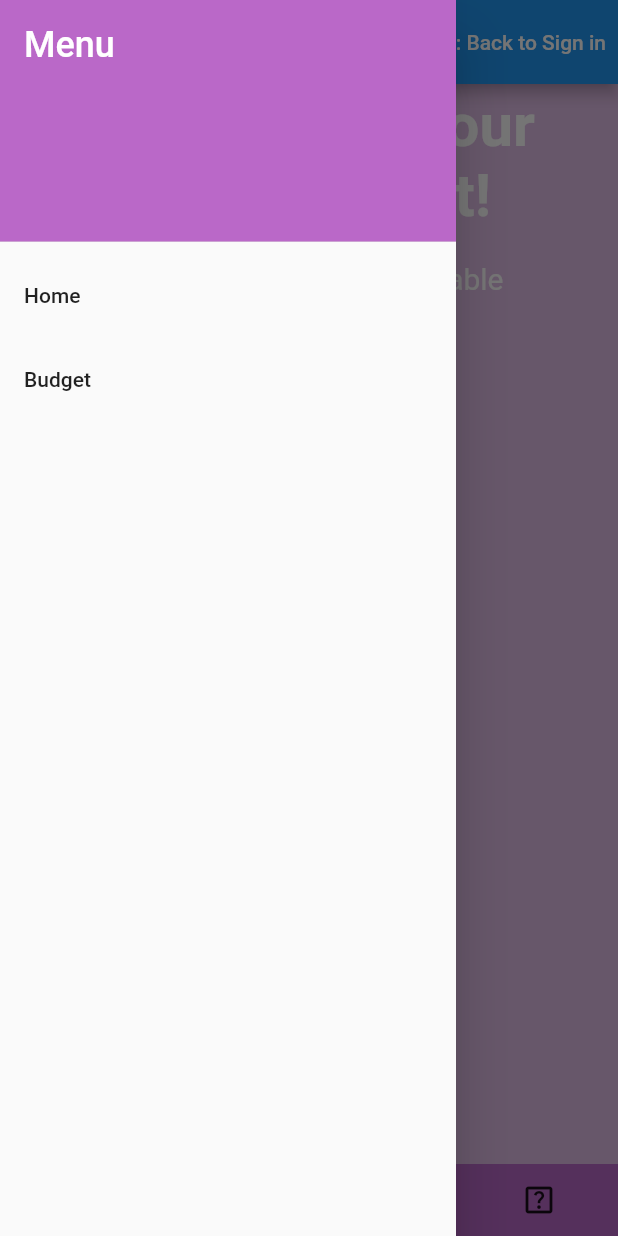
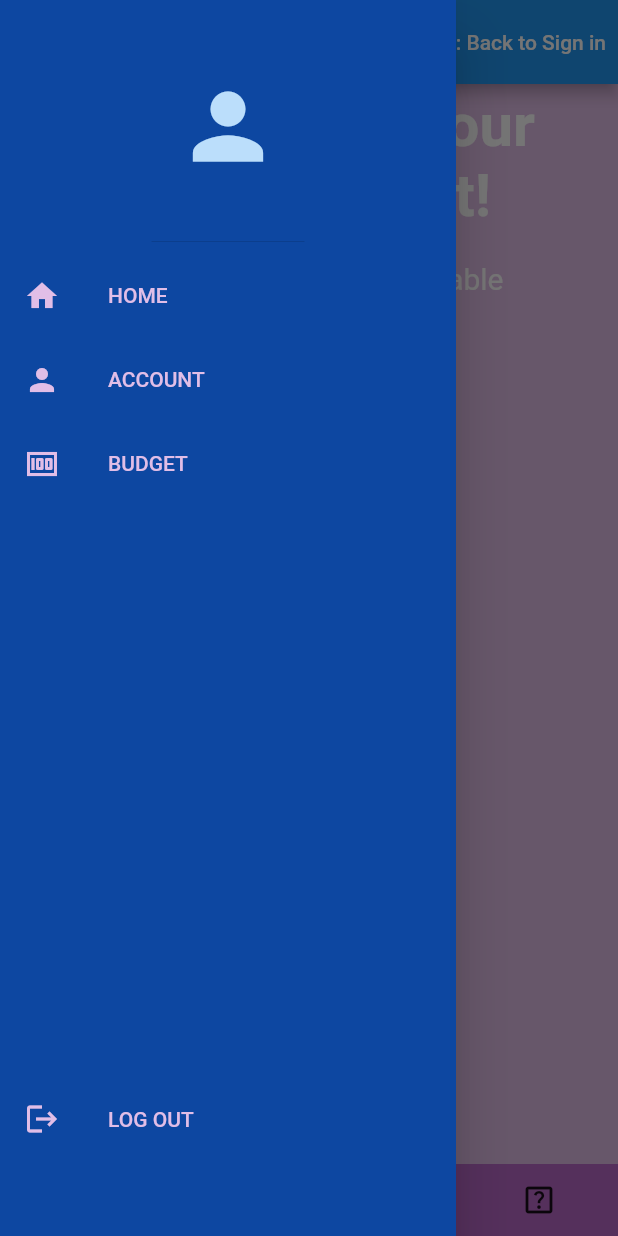
Before and after one commit to GabeC117/Smart-Wallet, a Flutter app: the HomePage screen opened directly, with the side drawer open, on a phone screen of 412 x 824 dp. Run offline on Flutter 3.47's test engine with Material 2 defaults, Android fonts, the phone set to English and light mode, and no system bars; our stand-ins replace camera, cloud_firestore, firebase_auth, firebase_core, image_picker, universal_io; accounts and stored records are empty.

Commit message:
Home Drawer Updated

```diff
--- a/lib/pages/home.dart
+++ b/lib/pages/home.dart
@@ -53,7 +53,6 @@ class _HomePageState extends State<HomePage> {
             );
           },
         ),
-
         title: const Text('Smart Wallet'),
         actions: <Widget>[
           TextButton(
@@ -72,43 +71,7 @@ class _HomePageState extends State<HomePage> {
           ),
         ],
       ),
-      drawer: Drawer(
-        child: ListView(
-          padding: EdgeInsets.zero,
-          children: <Widget>[
-            DrawerHeader(
-              decoration: BoxDecoration(
-                color: Colors.purple.shade300,
-              ),
-              child: const Text(
-                'Menu',
-                style: TextStyle(
-                  color: Colors.white,
-                  fontSize: 24,
-                ),
-              ),
-            ),
-            ListTile(
-              title: const Text('Home'),
-              onTap: () {
-                Navigator.pop(context); // Close drawer
-              },
-            ),
-            ListTile(
-              title: const Text('Budget'),
-              onTap: () {
-                Navigator.push(
-                  context,
-                  MaterialPageRoute(builder: (context) => Budget()),
-                ).then((value) => _fetchData());
-              },
-            ),
-            // Add more list tiles for additional menu items if needed
-          ],
-        ),
-
-      ),
-      //drawer: MyDrawer(),
+      drawer: MyDrawer(),
       body: Container(
         color: Colors.purple.shade100,
         child: Column(
@@ -143,15 +106,18 @@ class _HomePageState extends State<HomePage> {
 
                           FutureBuilder<double?>(
                             future: _budgetFuture,
-                            builder: (BuildContext context, AsyncSnapshot<double?> budgetSnapshot) {
-                              if (budgetSnapshot.connectionState == ConnectionState.waiting) {
+                            builder: (BuildContext context,
+                                AsyncSnapshot<double?> budgetSnapshot) {
+                              if (budgetSnapshot.connectionState ==
+                                  ConnectionState.waiting) {
                                 return const CircularProgressIndicator(); // Show loading indicator while fetching budget
                               } else {
                                 if (budgetSnapshot.hasError) {
                                   return const Text('Error fetching budget');
                                 } else {
                                   if (budgetSnapshot.data == null) {
-                                    return const Text('Budget not set'); // Display message when budget document does not exist
+                                    return const Text(
+                                        'Budget not set'); // Display message when budget document does not exist
                                   } else {
                                     return ListTile(
                                       title: Text(
@@ -170,14 +136,19 @@ class _HomePageState extends State<HomePage> {
                           ),
                           FutureBuilder<List<Map<String, dynamic>>?>(
                             future: _recentExpensesFuture,
-                            builder: (BuildContext context, AsyncSnapshot<List<Map<String, dynamic>>?> expensesSnapshot) {
-                              if (expensesSnapshot.connectionState == ConnectionState.waiting) {
+                            builder: (BuildContext context,
+                                AsyncSnapshot<List<Map<String, dynamic>>?>
+                                    expensesSnapshot) {
+                              if (expensesSnapshot.connectionState ==
+                                  ConnectionState.waiting) {
                                 return const CircularProgressIndicator(); // Show loading indicator while fetching recent expenses
                               } else {
                                 if (expensesSnapshot.hasError) {
-                                  return const Text('Error fetching recent expenses');
+                                  return const Text(
+                                      'Error fetching recent expenses');
                                 } else {
-                                  if (expensesSnapshot.data != null && expensesSnapshot.data!.isNotEmpty) {
+                                  if (expensesSnapshot.data != null &&
+                                      expensesSnapshot.data!.isNotEmpty) {
                                     return Column(
                                       children: [
                                         const Text(
@@ -190,8 +161,10 @@ class _HomePageState extends State<HomePage> {
                                         ),
                                         ListView.builder(
                                           shrinkWrap: true,
-                                          itemCount: expensesSnapshot.data!.length,
-                                          itemBuilder: (BuildContext context, int index) {
+                                          itemCount:
+                                              expensesSnapshot.data!.length,
+                                          itemBuilder: (BuildContext context,
+                                              int index) {
                                             return ListTile(
                                               title: Text(
                                                 'Amount: \$${expensesSnapshot.data![index]['amount']}, Category: ${expensesSnapshot.data![index]['category']}',
@@ -220,7 +193,6 @@ class _HomePageState extends State<HomePage> {
                               }
                             },
                           ),
-
                         ],
                       );
                     }
```
